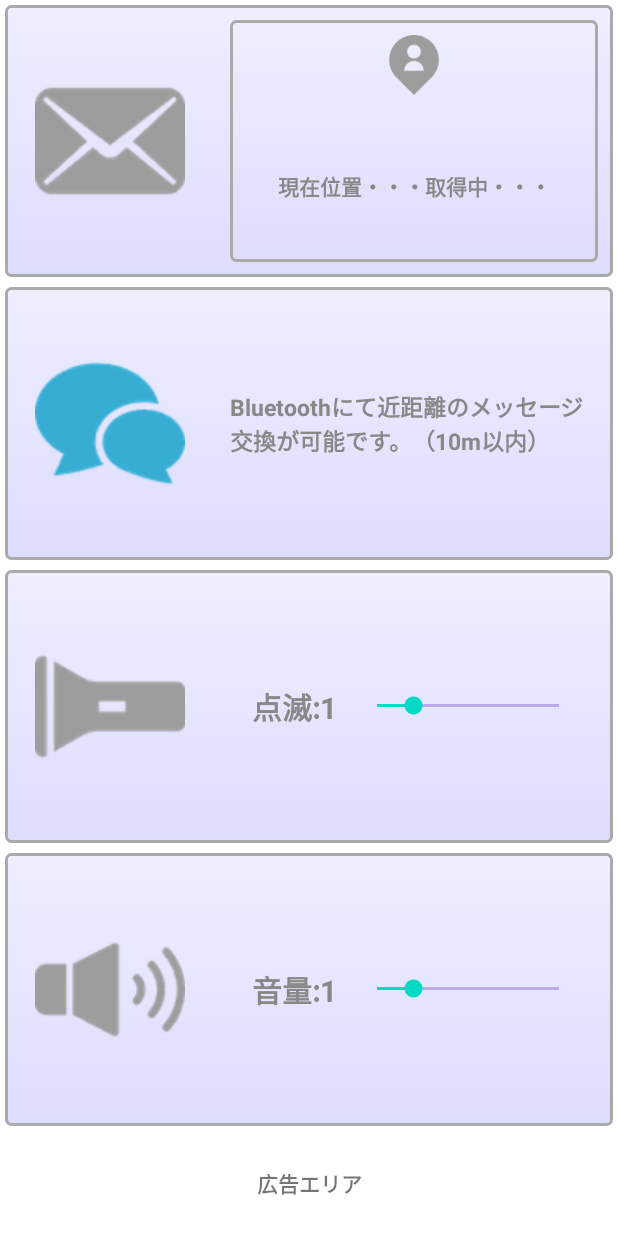
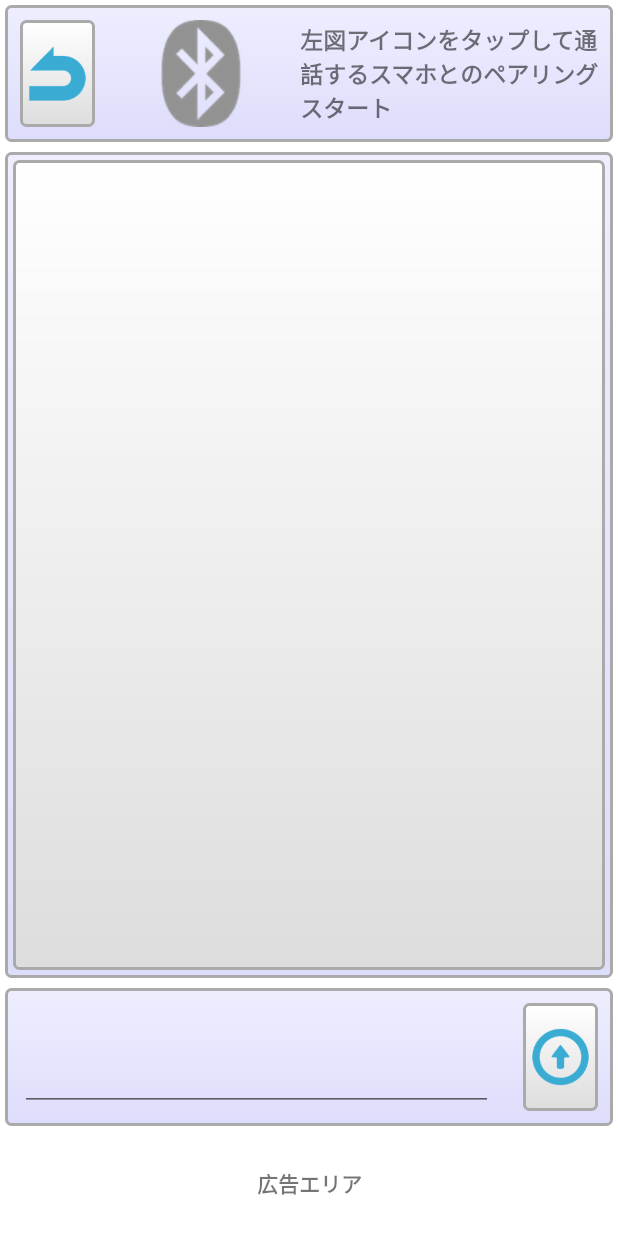
Before and after one commit to tfs-apps-one/NoticeMe, an Android app: the screen it shows after launch (MainActivity), after a tap on an icon or button, on a phone screen of 412 x 824 dp. Run offline under Robolectric (Android 15) with nearby library versions, the phone set to English and light mode, and no system bars; 2 other taps on this screen came first.

Commit message:
サブ画面を作成

```diff
--- a/app/src/main/AndroidManifest.xml
+++ b/app/src/main/AndroidManifest.xml
@@ -29,6 +29,13 @@
 
                 <category android:name="android.intent.category.LAUNCHER" />
             </intent-filter>
+
+            <intent-filter>
+                <action android:name="android.intent.action.SENDTO" />
+                <data android:scheme="mailto" />
+                <category android:name="android.intent.category.DEFAULT" />
+            </intent-filter>
+
         </activity>
     </application>
 
--- a/app/src/main/java/tfsapps/noticeme/MainActivity.java
+++ b/app/src/main/java/tfsapps/noticeme/MainActivity.java
@@ -19,6 +19,7 @@ import android.location.LocationManager;
 import android.media.AudioManager;
 import android.media.Image;
 import android.media.MediaPlayer;
+import android.net.Uri;
 import android.os.Bundle;
 import android.os.Handler;
 import android.provider.Settings;
@@ -69,8 +70,14 @@ public class MainActivity extends AppCompatActivity implements LocationListener
     private MediaPlayer alarm;
     private boolean is_set_alarm = true;        //アラーム設定
 
+    //BlueMessage
+    private String edit_str;
+    private String recv_str;
+    private String send_str;
 
-    //緯度、軽度
+    //メール　緯度、軽度
+    private Intent intent;
+    private String mess_mail = "";
     private double now_ido = 0.0f;         //今回の位置
     private double now_keido = 0.0f;       //今回の位置
 
@@ -177,9 +184,9 @@ public class MainActivity extends AppCompatActivity implements LocationListener
         //mRewardedVideoAd.destroy(this);
     }
 
-    /* **************************************************
-    シークバー　選択時の処理
-****************************************************/
+    /***************************************************
+        シークバー　選択時の処理
+    ****************************************************/
     public void SeekSelect(){
         //  点滅間隔
         seek_blinkinterval = (SeekBar)findViewById(R.id.bar_light);
@@ -321,7 +328,27 @@ public class MainActivity extends AppCompatActivity implements LocationListener
         DisplayScreen();
     }
     // MAIL
+    public void composeEmail(String addresses, String subject, String message) {
+        Intent intent = new Intent(Intent.ACTION_SENDTO);
+        intent.setData(Uri.parse("mailto:"));
+        intent.putExtra(Intent.EXTRA_EMAIL, addresses);
+        intent.putExtra(Intent.EXTRA_SUBJECT, subject);
+        intent.putExtra(Intent.EXTRA_TEXT, message);
+        intent.setFlags(Intent.FLAG_ACTIVITY_NEW_TASK);
+        if (intent.resolveActivity(getPackageManager()) != null) {
+            startActivity(intent);
+        }
+    }
+    public void mailSend() {
+        /* 送信 */
+        String all_mailaddr = "";
+        String message = "";
+        String mailtitle = "アプリ通知メール";
+        message = "" + mess_mail + "\n";
+        composeEmail(all_mailaddr, mailtitle, message);
+    }
     public void onMail(View view){
+        mailSend();
     }
     // Light
     public void onLight(View view){
@@ -356,6 +383,8 @@ public class MainActivity extends AppCompatActivity implements LocationListener
     }
     // Message
     public void onMess(View view){
+        setContentView(R.layout.activity_sub);
+        DisplaySubScreen();
     }
 
 
@@ -427,6 +456,7 @@ public class MainActivity extends AppCompatActivity implements LocationListener
 
         now_ido = location.getLatitude();
         now_keido = location.getLongitude();
+        mess_mail = "現在の緯度,経度\n" + "http://maps.apple.com/?q=" + location.getLatitude() + "," + location.getLongitude();
         DisplayScreen();
     }
 
@@ -553,4 +583,36 @@ public class MainActivity extends AppCompatActivity implements LocationListener
             alarm.pause();
         }
     }
+
+
+    /***************************************************
+        サブ画面処理
+     ****************************************************/
+    public void DisplaySubScreen(){
+        String tmp_text = "";
+
+        TextView txt_blue_status = findViewById(R.id.text_blue_status);
+        ImageButton img_blue = findViewById(R.id.btn_img_blue);
+
+        if (true){
+
+        }
+
+    }
+
+    // メイン画面へ遷移
+    public void onMainSub(View view) {
+        setContentView(R.layout.activity_main);
+        DisplayScreen();
+    }
+    // ペアリング
+    public void onBlueSub(View view) {
+        DisplaySubScreen();
+
+    }
+    // テキスト
+    public void onSendSub(View view) {
+        DisplaySubScreen();
+    }
+
 }
--- /dev/null
+++ b/app/src/main/res/layout/activity_sub.xml
@@ -0,0 +1,194 @@
+<?xml version="1.0" encoding="utf-8"?>
+<androidx.constraintlayout.widget.ConstraintLayout xmlns:android="http://schemas.android.com/apk/res/android"
+    xmlns:app="http://schemas.android.com/apk/res-auto"
+    xmlns:tools="http://schemas.android.com/tools"
+    android:layout_width="match_parent"
+    android:layout_height="match_parent"
+    tools:context=".MainActivity">
+
+    <LinearLayout
+        android:id="@+id/linearLayout_00"
+        android:layout_width="match_parent"
+        android:layout_height="match_parent"
+        app:layout_constraintTop_toTopOf="parent"
+        android:orientation="vertical">
+
+        <LinearLayout
+            android:id="@+id/linearLayout_61"
+            android:layout_width="match_parent"
+            android:layout_height="0dp"
+            android:layout_weight="1"
+            android:layout_marginStart="3dp"
+            android:layout_marginTop="3dp"
+            android:layout_marginEnd="3dp"
+            android:layout_marginBottom="3dp"
+            android:background="@drawable/bak_btn_1"
+            app:backgroundTint="@null"
+            android:layout_alignParentStart="true"
+            android:orientation="horizontal">
+
+
+            <ImageButton
+                android:id="@+id/btn_img_main"
+                android:layout_width="50dp"
+                android:layout_height="match_parent"
+                android:layout_marginStart="10dp"
+                android:layout_marginTop="10dp"
+                android:layout_marginEnd="10dp"
+                android:layout_marginBottom="10dp"
+                android:src="@drawable/back"
+                android:background="@drawable/bak_btn_2"
+                app:backgroundTint="@null"
+                android:onClick="onMainSub"
+                android:scaleType="fitCenter"
+                tools:ignore="SpeakableTextPresentCheck" />
+
+            <ImageButton
+                android:id="@+id/btn_img_blue"
+                android:layout_width="0dp"
+                android:layout_height="match_parent"
+                android:layout_weight="2"
+                android:layout_marginStart="10dp"
+                android:layout_marginTop="10dp"
+                android:layout_marginEnd="10dp"
+                android:layout_marginBottom="10dp"
+                android:src="@drawable/blue0"
+                android:background="@null"
+                android:onClick="onBlueSub"
+                android:scaleType="fitCenter"
+                tools:ignore="SpeakableTextPresentCheck" />
+
+            <TextView
+                android:id="@+id/text_blue_status"
+                android:layout_width="0dp"
+                android:layout_height="match_parent"
+                android:layout_weight="4"
+                android:layout_marginTop="10dp"
+                android:layout_marginStart="5dp"
+                android:layout_marginBottom="10dp"
+                android:layout_marginEnd="5dp"
+                android:gravity="center|left"
+                android:text="左図アイコンをタップして通話するスマホとのペアリングスタート"
+                android:textSize="15dp"
+                android:textStyle="bold"
+                />
+
+        </LinearLayout>
+
+        <LinearLayout
+            android:id="@+id/linearLayout_71"
+            android:layout_width="match_parent"
+            android:layout_height="0dp"
+            android:layout_weight="6"
+            android:layout_marginStart="3dp"
+            android:layout_marginTop="3dp"
+            android:layout_marginEnd="3dp"
+            android:layout_marginBottom="3dp"
+            android:background="@drawable/bak_btn_1"
+            app:backgroundTint="@null"
+            android:layout_alignParentStart="true"
+            android:orientation="vertical">
+
+            <ScrollView
+                android:id="@+id/hist_scroll"
+                android:layout_width="match_parent"
+                android:layout_height="0dp"
+                android:layout_marginStart="5dp"
+                android:layout_marginTop="5dp"
+                android:layout_marginEnd="5dp"
+                android:layout_marginBottom="5dp"
+                android:layout_weight="4"
+                app:backgroundTint="@null"
+                android:background="@drawable/bak_btn_2"
+                android:fillViewport="true"
+                android:scrollbarStyle="outsideOverlay"
+                app:layout_constraintHorizontal_bias="0.0">
+
+                <LinearLayout
+                    android:layout_width="match_parent"
+                    android:layout_height="match_parent"
+                    android:orientation="vertical">
+
+                    <TextView
+                        android:id="@+id/text_history"
+                        android:layout_width="match_parent"
+                        android:layout_height="match_parent"
+                        android:gravity="center|top"
+                        android:text=""
+                        android:textStyle="bold"
+                        />
+                </LinearLayout>
+
+            </ScrollView>
+
+        </LinearLayout>
+
+        <LinearLayout
+            android:id="@+id/linearLayout_81"
+            android:layout_width="match_parent"
+            android:layout_height="0dp"
+            android:layout_weight="1"
+            android:layout_marginStart="3dp"
+            android:layout_marginTop="3dp"
+            android:layout_marginEnd="3dp"
+            android:layout_marginBottom="3dp"
+            android:background="@drawable/bak_btn_1"
+            app:backgroundTint="@null"
+            android:layout_alignParentStart="true"
+            android:orientation="horizontal">
+
+            <EditText
+                android:id="@+id/edit_mess"
+                android:layout_width="0dp"
+                android:layout_height="match_parent"
+                android:layout_weight="5"
+                android:layout_marginStart="10dp"
+                android:layout_marginTop="10dp"
+                android:layout_marginEnd="10dp"
+                android:layout_marginBottom="10dp"
+                app:backgroundTint="@null"
+                android:textStyle="bold"
+                android:gravity="left"
+                />
+
+            <ImageButton
+                android:id="@+id/btn_img_send"
+                android:layout_width="50dp"
+                android:layout_height="match_parent"
+                android:layout_marginStart="10dp"
+                android:layout_marginTop="10dp"
+                android:layout_marginEnd="10dp"
+                android:layout_marginBottom="10dp"
+                android:src="@drawable/send"
+                android:background="@drawable/bak_btn_2"
+                app:backgroundTint="@null"
+                android:onClick="onSendSub"
+                android:scaleType="fitCenter"
+                tools:ignore="SpeakableTextPresentCheck" />
+
+        </LinearLayout>
+
+        <LinearLayout
+            android:id="@+id/linearLayout_41"
+            android:layout_width="match_parent"
+            android:layout_height="70dp"
+            android:layout_alignParentStart="true"
+            android:orientation="horizontal">
+
+            <TextView
+                android:id="@+id/text_sample"
+                android:layout_width="match_parent"
+                android:layout_height="match_parent"
+                app:backgroundTint="@null"
+                android:text="広告エリア"
+                android:textStyle="bold"
+                android:gravity="center|center"
+                />
+        </LinearLayout>
+
+
+    </LinearLayout>
+
+
+
+</androidx.constraintlayout.widget.ConstraintLayout>
```
Also changed, not shown: app/src/main/res/drawable/back.png (added), app/src/main/res/drawable/send.png (added).
